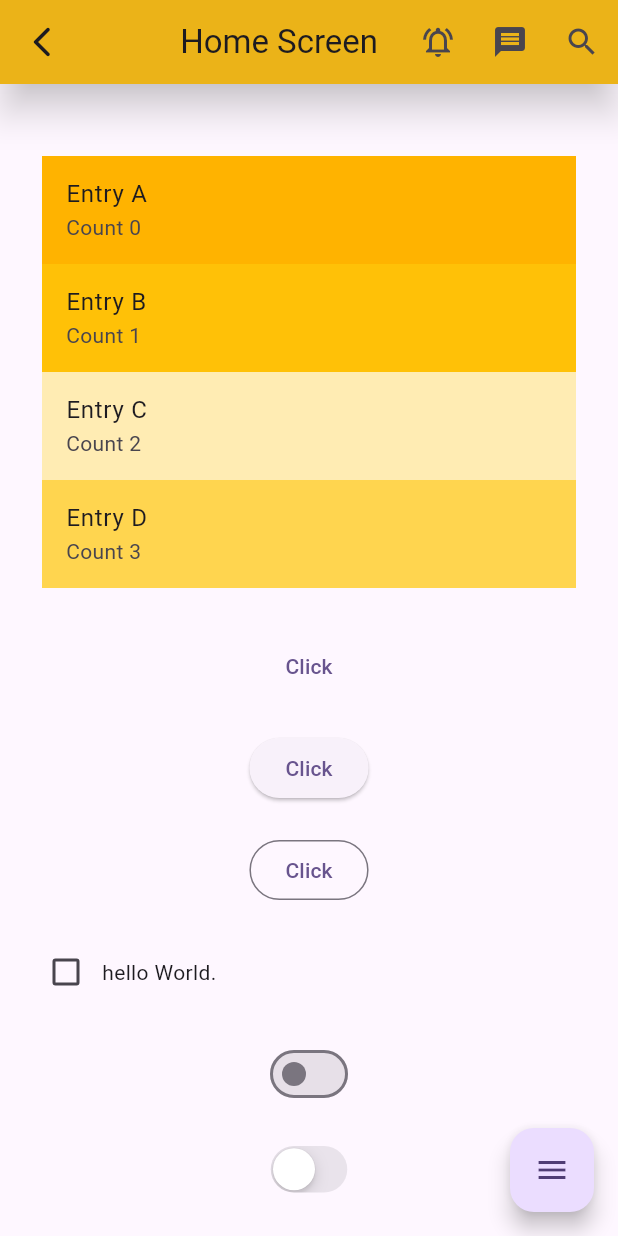
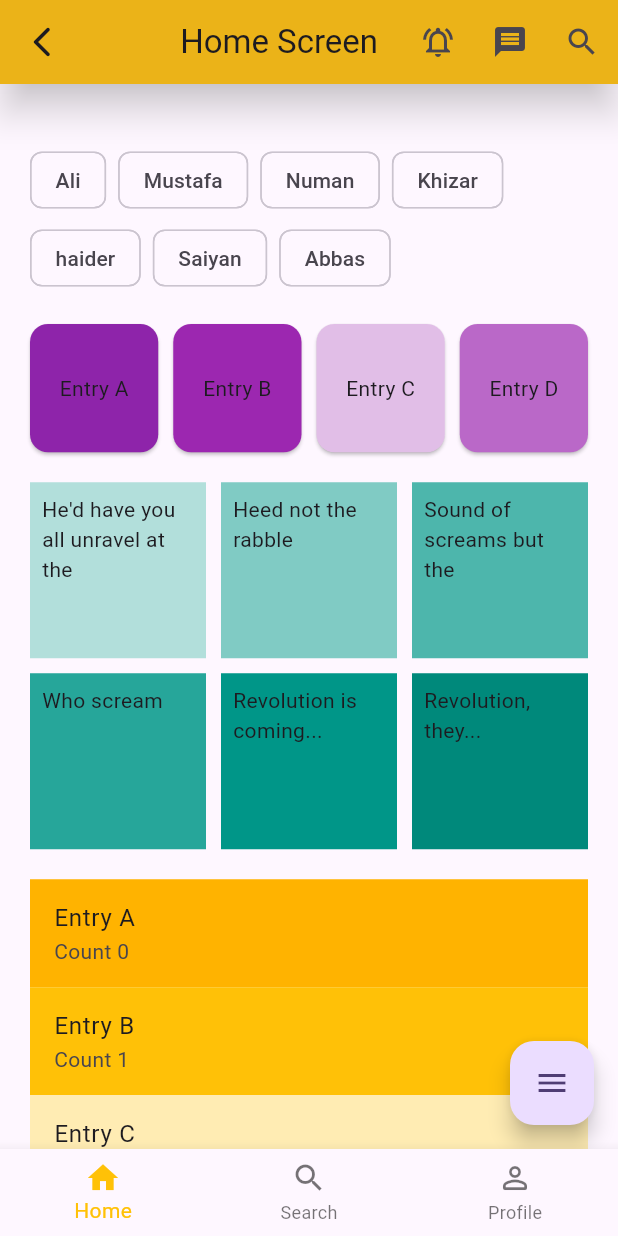
Before and after one commit to MustafaRazaUllah/flutter-Course, a Flutter app: the screen it shows after launch, after a tap on "Login", on a phone screen of 412 x 824 dp. Run offline on Flutter 3.47's test engine with Material 3 defaults, Android fonts, the phone set to English and light mode, and no system bars; our stand-ins replace fluttertoast, glassmorphism; network calls fail.

Commit message:
code updated

```diff
--- /dev/null
+++ b/lib/modules/Profile/View/profile.dart
@@ -0,0 +1,45 @@
+import 'package:flutter/cupertino.dart';
+import 'package:flutter/material.dart';
+
+class Profile extends StatelessWidget {
+  const Profile({super.key});
+
+  @override
+  Widget build(BuildContext context) {
+    return DefaultTabController(
+      initialIndex: 1,
+      length: 3,
+      child: Scaffold(
+        appBar: AppBar(
+          title: const Text("TabBar View"),
+          bottom: const TabBar(
+            tabs: [
+              Tab(
+                icon: Icon(Icons.cloud_outlined),
+              ),
+              Tab(
+                icon: Icon(Icons.beach_access_sharp),
+              ),
+              Tab(
+                icon: Icon(Icons.brightness_5_sharp),
+              ),
+            ],
+          ),
+        ),
+        body: TabBarView(children: [
+          tileTabBar("this is cloud"),
+          tileTabBar("this is beach"),
+          tileTabBar("this is brightness"),
+        ]),
+      ),
+    );
+  }
+
+  Widget tileTabBar(String title) {
+    return Container(
+      child: Center(
+        child: Text(title),
+      ),
+    );
+  }
+}
--- /dev/null
+++ b/lib/modules/Root Navigation/View/root_navgation.dart
@@ -0,0 +1,55 @@
+import 'package:flutter/material.dart';
+
+import '../../Profile/View/profile.dart';
+import '../../home/home2_view.dart';
+import '../../home/home_view.dart';
+
+class RootNavigationView extends StatefulWidget {
+  const RootNavigationView({super.key});
+
+  @override
+  State<RootNavigationView> createState() => _RootNavigationViewState();
+}
+
+class _RootNavigationViewState extends State<RootNavigationView> {
+  int _selectedIndex = 0;
+
+  List screens = [
+    const HomeView(),
+    const Home2View(
+      title: 'Home2',
+      type: HomeTypes.home2,
+    ),
+    const Profile(),
+  ];
+
+  @override
+  Widget build(BuildContext context) {
+    return Scaffold(
+      body: screens.elementAt(_selectedIndex),
+      bottomNavigationBar: BottomNavigationBar(
+        items: const [
+          BottomNavigationBarItem(
+            icon: Icon(Icons.home),
+            label: "Home",
+          ),
+          BottomNavigationBarItem(
+            icon: Icon(Icons.search),
+            label: "Search",
+          ),
+          BottomNavigationBarItem(
+            icon: Icon(Icons.person_outline_rounded),
+            label: "Profile",
+          ),
+        ],
+        selectedItemColor: Colors.amber,
+        currentIndex: _selectedIndex,
+        onTap: (currentIndex) {
+          setState(() {
+            _selectedIndex = currentIndex;
+          });
+        },
+      ),
+    );
+  }
+}
--- a/lib/modules/auth/view/login_view.dart
+++ b/lib/modules/auth/view/login_view.dart
@@ -1,4 +1,5 @@
 import 'package:flutter/material.dart';
+import 'package:flutter_application/modules/Root%20Navigation/View/root_navgation.dart';
 import 'package:flutter_application/modules/home/home_view.dart';
 
 import 'Components/custom_textfiled.dart';
@@ -68,7 +69,7 @@ class LoginView extends StatelessWidget {
                       Navigator.push(
                         context,
                         MaterialPageRoute(
-                          builder: (context) =>  HomeView(),
+                          builder: (context) => const RootNavigationView(),
                         ),
                       );
                     },
--- a/lib/modules/home/home_view.dart
+++ b/lib/modules/home/home_view.dart
@@ -19,6 +19,15 @@ class _HomeViewState extends State<HomeView> {
   MCQs mcqs = MCQs.other;
 
   final List<String> entries = <String>['A', 'B', 'C', 'D'];
+  final List<String> entries1 = <String>[
+    'Ali',
+    'Mustafa',
+    'Numan',
+    'Khizar',
+    'haider',
+    'Saiyan',
+    'Abbas'
+  ];
   final List<int> colorCodes = <int>[600, 500, 100, 300];
 
 // Scaffold State Key
@@ -78,10 +87,89 @@ class _HomeViewState extends State<HomeView> {
         // reverse: true,
         children: [
           const SizedBox(height: 20),
+          Wrap(
+            spacing: 8.0, // gap between adjacent chips
+            runSpacing: 4.0, // gap between lines
+            children: entries1
+                .map(
+                  (item) => Chip(
+                    label: Text(item),
+                  ),
+                )
+                .toList(),
+          ),
+          const SizedBox(height: 20),
+          MediaQuery.removePadding(
+            context: context,
+            removeTop: true,
+            removeLeft: true,
+            removeRight: true,
+            removeBottom: true,
+            child: GridView.builder(
+              shrinkWrap: true,
+              padding: EdgeInsets.zero,
+              gridDelegate: const SliverGridDelegateWithFixedCrossAxisCount(
+                crossAxisCount: 4,
+                mainAxisSpacing: 10,
+                crossAxisSpacing: 10,
+              ),
+              itemCount: entries.length,
+              itemBuilder: (BuildContext context, int index) {
+                return Card(
+                  margin: EdgeInsets.zero,
+                  color: Colors.purple[colorCodes[index]],
+                  child: Center(child: Text("Entry ${entries[index]}")),
+                );
+              },
+            ),
+          ),
+          const SizedBox(height: 20),
+          GridView.count(
+            primary: false,
+            shrinkWrap: true,
+            physics: const NeverScrollableScrollPhysics(),
+            padding: EdgeInsets.zero,
+            crossAxisSpacing: 10,
+            mainAxisSpacing: 10,
+            crossAxisCount: 3,
+            children: <Widget>[
+              Container(
+                padding: const EdgeInsets.all(8),
+                color: Colors.teal[100],
+                child: const Text("He'd have you all unravel at the"),
+              ),
+              Container(
+                padding: const EdgeInsets.all(8),
+                color: Colors.teal[200],
+                child: const Text('Heed not the rabble'),
+              ),
+              Container(
+                padding: const EdgeInsets.all(8),
+                color: Colors.teal[300],
+                child: const Text('Sound of screams but the'),
+              ),
+              Container(
+                padding: const EdgeInsets.all(8),
+                color: Colors.teal[400],
+                child: const Text('Who scream'),
+              ),
+              Container(
+                padding: const EdgeInsets.all(8),
+                color: Colors.teal[500],
+                child: const Text('Revolution is coming...'),
+              ),
+              Container(
+                padding: const EdgeInsets.all(8),
+                color: Colors.teal[600],
+                child: const Text('Revolution, they...'),
+              ),
+            ],
+          ),
+          const SizedBox(height: 20),
           ListView.builder(
               shrinkWrap: true,
               // physics: const NeverScrollableScrollPhysics(),
-              padding: const EdgeInsets.all(8),
+              padding: EdgeInsets.zero,
               itemCount: entries.length,
               itemBuilder: (BuildContext context, int index) {
                 return ListTile(
```
